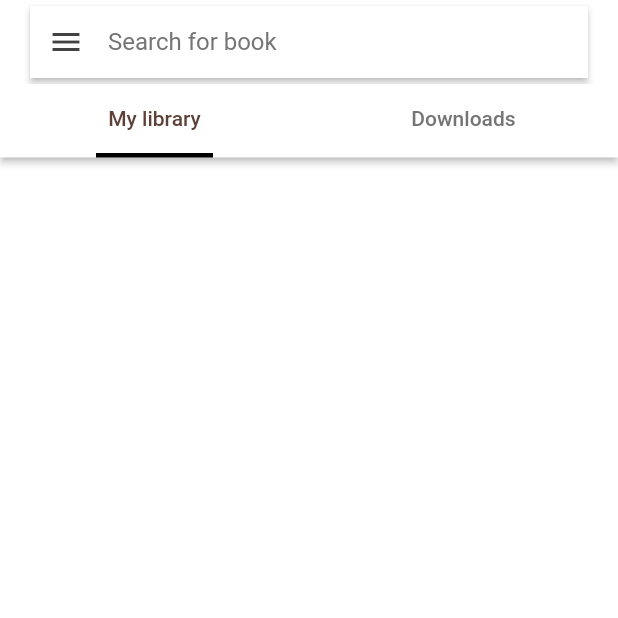
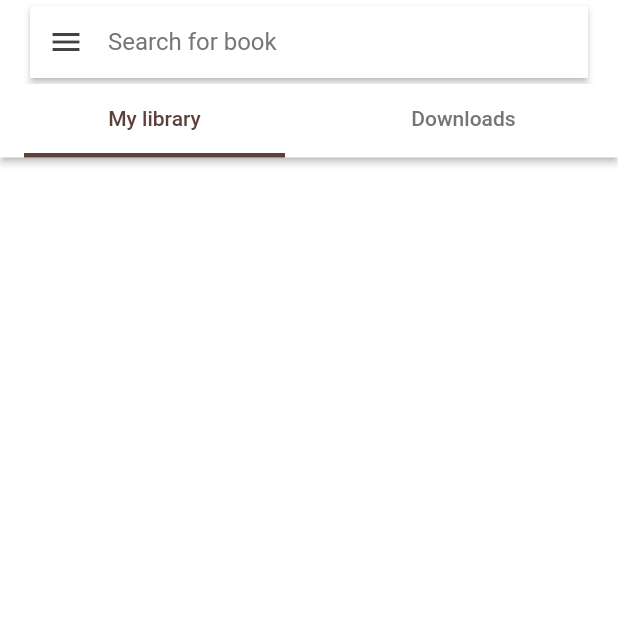
Before and after one commit to bgwastu/librebook, a Flutter app: the screen it shows after launch, on a phone screen of 412 x 824 dp, the top half of it. Run offline on Flutter 3.47's test engine with Material 2 defaults, Android fonts, the phone set to English and light mode, and no system bars; our stand-ins replace auto_route, cached_network_image, get_it, injectable, shimmer, stacked and 1 more.

Commit message:
Change UnterlineTabIndicator to IndicatorPadding

```diff
--- a/lib/ui/views/home/home_view.dart
+++ b/lib/ui/views/home/home_view.dart
@@ -45,10 +45,7 @@ class _HomeViewState extends State<HomeView> with TickerProviderStateMixin {
                       controller: _tabController,
                       indicatorWeight: 3,
                       unselectedLabelColor: Colors.grey[600],
-                      indicator: UnderlineTabIndicator(
-                          borderSide: BorderSide(width: 3),
-
-                          insets: EdgeInsets.symmetric(horizontal: 64)),
+                      indicatorPadding: EdgeInsets.symmetric(horizontal: 16),
                       tabs: [
                         Tab(text: "My library"),
                         Tab(text: "Downloads"),
```
